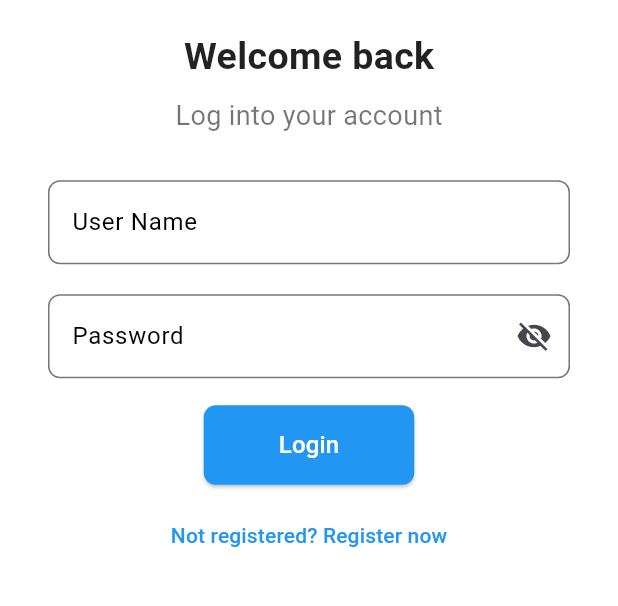
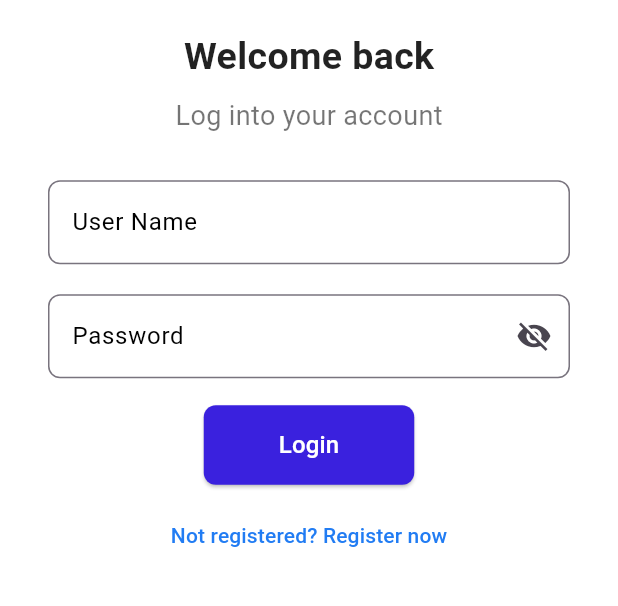
Before and after one commit to Ashish-Pandey62/YatraMate, a Flutter app: the screen it shows after launch, on a phone screen of 412 x 824 dp, the part 407-1013 px from its top. Run offline on Flutter 3.47's test engine with Material 3 defaults, Android fonts, the phone set to English and light mode, and no system bars; our stand-ins replace basic_utils, connectivity_plus, curved_navigation_bar, flutter_dotenv, flutter_map, flutter_secure_storage and 7 more; missing offline and left inert: dart_jsonwebtoken, flutter_background_service, flutter_ignorebatteryoptimization, flutter_map_dragmarker, jwt_decode, pointycastle and 1 more.

Commit message:
login updated

```diff
--- a/conductor_app/lib/pages/login.dart
+++ b/conductor_app/lib/pages/login.dart
@@ -87,7 +87,7 @@ class _LoginPageState extends State<LoginPage> {
           fontSize: 16,
         ),
       ),
-      backgroundColor: isSuccess ? Colors.blue : Colors.red,
+      backgroundColor: isSuccess ? const Color.fromARGB(255, 13, 161, 21) : Colors.red,
       duration: const Duration(seconds: 3),
       shape: RoundedRectangleBorder(
         borderRadius: BorderRadius.circular(8),
@@ -200,7 +200,7 @@ class _LoginPageState extends State<LoginPage> {
                           onPressed: _login,
                           style: ElevatedButton.styleFrom(
                             backgroundColor:
-                                const Color.fromRGBO(33, 150, 243, 1),
+                                const Color.fromARGB(255, 58, 33, 222),
                             padding: const EdgeInsets.symmetric(
                                 horizontal: 50, vertical: 15),
                             shape: RoundedRectangleBorder(
@@ -224,7 +224,7 @@ class _LoginPageState extends State<LoginPage> {
                           child: const Text(
                             'Not registered? Register now',
                             style: TextStyle(
-                                color: Color.fromRGBO(33, 150, 243, 1)),
+                                color: Color.fromRGBO(33, 124, 243, 1)),
                           ),
                         ),
                       ],
```
